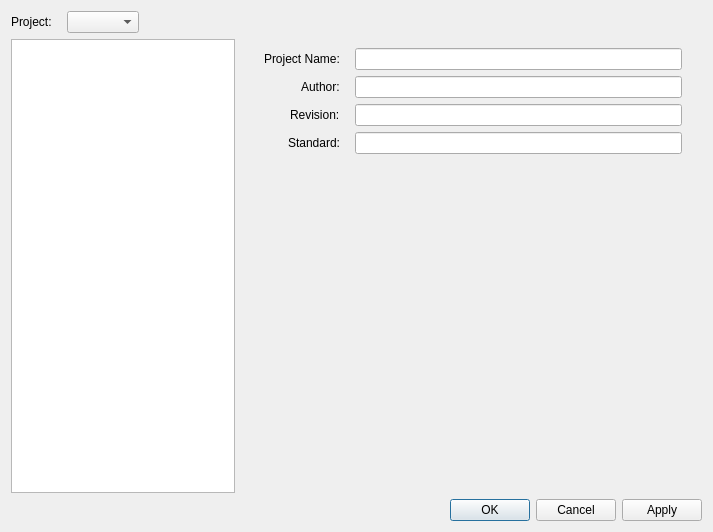
Before: the Qt Designer form src/ui/windows/projectsettings.ui in schim-app/schim, drawn with Qt 5.
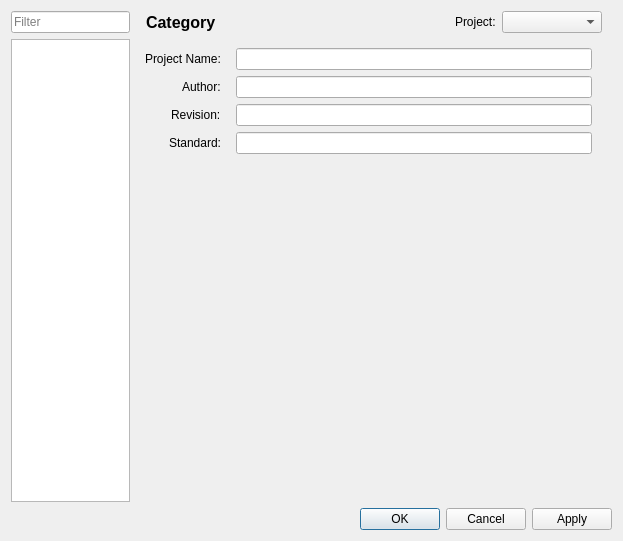
After: the same form once the commit is applied. The open tabs and pages were chosen to show the change. Custom widgets are drawn as their Qt base class.

Commit message: Populate ProjectSettings with basics

```diff
--- a/src/ui/windows/projectsettings.ui
+++ b/src/ui/windows/projectsettings.ui
@@ -6,8 +6,8 @@
    <rect>
     <x>0</x>
     <y>0</y>
-    <width>713</width>
-    <height>532</height>
+    <width>623</width>
+    <height>541</height>
    </rect>
   </property>
   <property name="windowTitle">
@@ -15,24 +15,79 @@
   </property>
   <layout class="QVBoxLayout" name="verticalLayout">
    <item>
-    <layout class="QHBoxLayout" name="hl1">
+    <layout class="QHBoxLayout" name="z_hl" stretch="1,4">
      <property name="spacing">
-      <number>15</number>
+      <number>6</number>
      </property>
      <item>
-      <widget class="QLabel" name="label">
+      <layout class="QVBoxLayout" name="selAndFilter" stretch="0,0">
+       <property name="leftMargin">
+        <number>0</number>
+       </property>
+       <item>
+        <widget class="QLineEdit" name="editFilter">
+         <property name="sizePolicy">
+          <sizepolicy hsizetype="Expanding" vsizetype="Fixed">
+           <horstretch>0</horstretch>
+           <verstretch>0</verstretch>
+          </sizepolicy>
+         </property>
+         <property name="focusPolicy">
+          <enum>Qt::ClickFocus</enum>
+         </property>
+         <property name="placeholderText">
+          <string>Filter</string>
+         </property>
+        </widget>
+       </item>
+       <item>
+        <widget class="QListView" name="selector">
+         <property name="sizePolicy">
+          <sizepolicy hsizetype="Ignored" vsizetype="Expanding">
+           <horstretch>0</horstretch>
+           <verstretch>0</verstretch>
+          </sizepolicy>
+         </property>
+         <property name="minimumSize">
+          <size>
+           <width>100</width>
+           <height>0</height>
+          </size>
+         </property>
+         <property name="uniformItemSizes">
+          <bool>true</bool>
+         </property>
+        </widget>
+       </item>
+      </layout>
+     </item>
+     <item>
+      <layout class="QVBoxLayout" name="z_vl_contents" stretch="0,0">
+       <property name="leftMargin">
+        <number>0</number>
+       </property>
+       <property name="rightMargin">
+        <number>0</number>
+       </property>
+       <item>
+        <layout class="QHBoxLayout" name="z_hl_2">
+         <property name="leftMargin">
+          <number>10</number>
+         </property>
+         <property name="rightMargin">
+          <number>10</number>
+         </property>
+         <item>
+          <widget class="QLabel" name="labelCategory">
+           <property name="font">
+            <font>
+             <pointsize>12</pointsize>
+             <weight>75</weight>
+             <bold>true</bold>
+            </font>
+           </property>
        <property name="text">
-        <string>Project:</string>
-       </property>
-      </widget>
-     </item>
-     <item>
-      <widget class="QComboBox" name="comboProject">
-       <property name="sizePolicy">
-        <sizepolicy hsizetype="Preferred" vsizetype="Fixed">
-         <horstretch>0</horstretch>
-         <verstretch>0</verstretch>
-        </sizepolicy>
+            <string>Category</string>
        </property>
       </widget>
      </item>
@@ -41,9 +96,6 @@
        <property name="orientation">
         <enum>Qt::Horizontal</enum>
        </property>
-       <property name="sizeType">
-        <enum>QSizePolicy::Expanding</enum>
-       </property>
        <property name="sizeHint" stdset="0">
         <size>
          <width>40</width>
@@ -52,28 +104,45 @@
        </property>
       </spacer>
      </item>
-    </layout>
-   </item>
    <item>
-    <layout class="QHBoxLayout" name="hl">
-     <property name="spacing">
-      <number>20</number>
-     </property>
+          <widget class="QLabel" name="z">
+           <property name="text">
+            <string>Project:</string>
+           </property>
+          </widget>
+         </item>
      <item>
-      <widget class="QListView" name="selector">
+          <widget class="QComboBox" name="comboProject">
        <property name="sizePolicy">
-        <sizepolicy hsizetype="Expanding" vsizetype="Expanding">
-         <horstretch>1</horstretch>
+            <sizepolicy hsizetype="Preferred" vsizetype="Fixed">
+             <horstretch>0</horstretch>
          <verstretch>0</verstretch>
         </sizepolicy>
        </property>
-      </widget>
+           <property name="minimumSize">
+            <size>
+             <width>100</width>
+             <height>0</height>
+            </size>
+           </property>
+           <property name="editable">
+            <bool>false</bool>
+           </property>
+           <property name="currentText">
+            <string/>
+           </property>
+           <property name="placeholderText">
+            <string/>
+           </property>
+          </widget>
+         </item>
+        </layout>
      </item>
      <item>
       <widget class="QStackedWidget" name="stack">
        <property name="sizePolicy">
-        <sizepolicy hsizetype="Preferred" vsizetype="Preferred">
-         <horstretch>2</horstretch>
+          <sizepolicy hsizetype="Expanding" vsizetype="Preferred">
+           <horstretch>10</horstretch>
          <verstretch>0</verstretch>
         </sizepolicy>
        </property>
@@ -91,19 +160,6 @@
          <property name="rightMargin">
           <number>20</number>
          </property>
-         <item row="1" column="0">
-          <widget class="QLabel" name="lAuth">
-           <property name="text">
-            <string>Author:</string>
-           </property>
-           <property name="alignment">
-            <set>Qt::AlignLeading|Qt::AlignLeft|Qt::AlignVCenter</set>
-           </property>
-          </widget>
-         </item>
-         <item row="1" column="1">
-          <widget class="QLineEdit" name="editAuthor"/>
-         </item>
          <item row="0" column="0">
           <widget class="QLabel" name="lProj">
            <property name="text">
@@ -117,6 +173,19 @@
          <item row="0" column="1">
           <widget class="QLineEdit" name="editName"/>
          </item>
+           <item row="1" column="0">
+            <widget class="QLabel" name="z_1">
+             <property name="text">
+              <string>Author:</string>
+             </property>
+             <property name="alignment">
+              <set>Qt::AlignLeading|Qt::AlignLeft|Qt::AlignVCenter</set>
+             </property>
+            </widget>
+           </item>
+           <item row="1" column="1">
+            <widget class="QLineEdit" name="editAuthor"/>
+           </item>
          <item row="2" column="0">
           <widget class="QLabel" name="lRev">
            <property name="text">
@@ -149,7 +218,10 @@
          </item>
         </layout>
        </widget>
-      </widget>
+         <widget class="QWidget" name="pageDefaults"/>
+        </widget>
+       </item>
+      </layout>
      </item>
     </layout>
    </item>
```
Left out of the diff: 10 changed lines with no effect on the pictures. Lines whose indentation alone changed are shown as unchanged. The commit also changes 8 other files.
